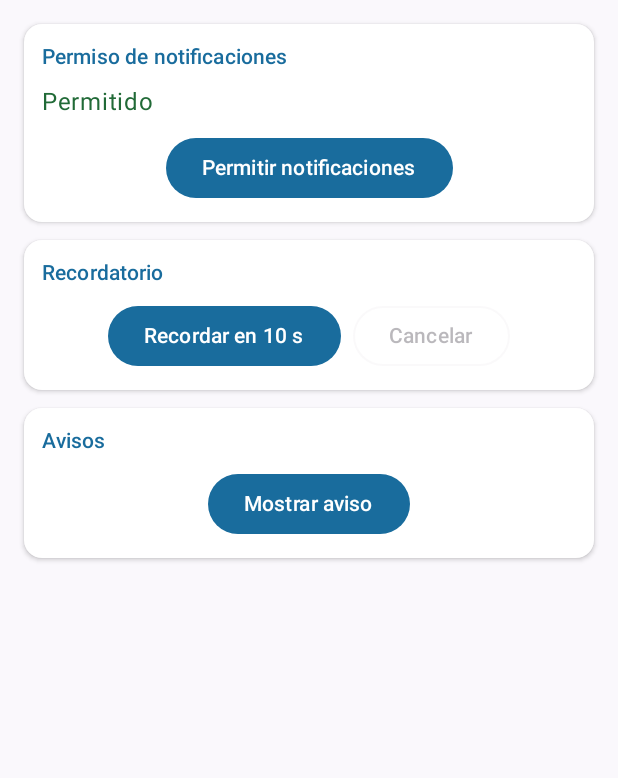
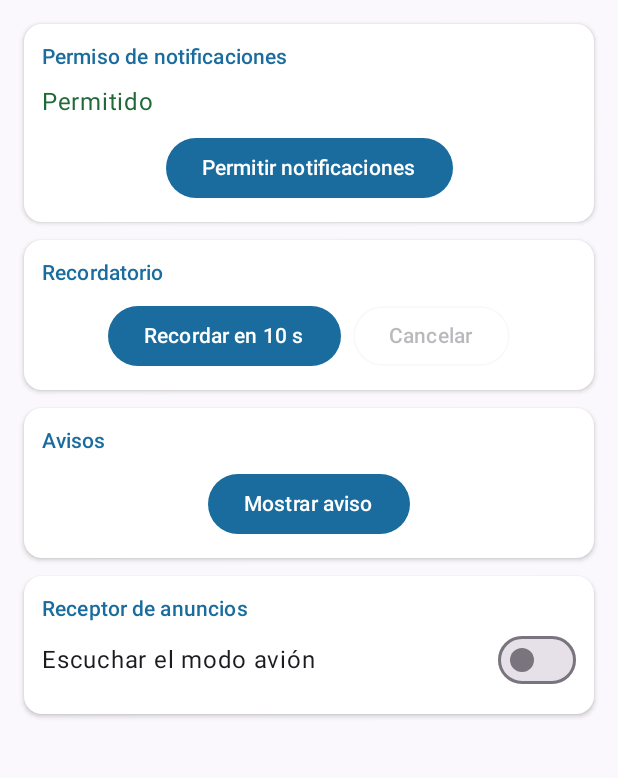
Before and after one commit to angieio/AvisosCampus, an Android app built with Jetpack Compose: the screen it shows after launch (MainActivity), on a phone screen of 412 x 824 dp, the part 96-874 px from its top. Run offline under Robolectric (Android 15) with nearby library versions, the phone set to English and light mode, and no system bars.

Commit message:
feat(receptor): escucha el modo avion con BroadcastReceiver

```diff
--- a/app/src/main/java/com/tecsup/avisoscampus/ui/PantallaAvisos.kt
+++ b/app/src/main/java/com/tecsup/avisoscampus/ui/PantallaAvisos.kt
@@ -1,6 +1,8 @@
 package com.tecsup.avisoscampus.ui
 
 import android.Manifest
+import android.content.Intent
+import android.content.IntentFilter
 import android.os.Build
 import androidx.activity.compose.rememberLauncherForActivityResult
 import androidx.activity.result.contract.ActivityResultContracts
@@ -10,6 +12,8 @@ import androidx.compose.foundation.layout.Row
 import androidx.compose.foundation.layout.fillMaxSize
 import androidx.compose.foundation.layout.fillMaxWidth
 import androidx.compose.foundation.layout.padding
+import androidx.compose.foundation.rememberScrollState
+import androidx.compose.foundation.verticalScroll
 import androidx.compose.material3.Button
 import androidx.compose.material3.Card
 import androidx.compose.material3.CardDefaults
@@ -17,10 +21,12 @@ import androidx.compose.material3.ExperimentalMaterial3Api
 import androidx.compose.material3.MaterialTheme
 import androidx.compose.material3.OutlinedButton
 import androidx.compose.material3.Scaffold
+import androidx.compose.material3.Switch
 import androidx.compose.material3.Text
 import androidx.compose.material3.TopAppBar
 import androidx.compose.material3.TopAppBarDefaults
 import androidx.compose.runtime.Composable
+import androidx.compose.runtime.DisposableEffect
 import androidx.compose.runtime.LaunchedEffect
 import androidx.compose.runtime.collectAsState
 import androidx.compose.runtime.getValue
@@ -31,11 +37,13 @@ import androidx.compose.ui.graphics.Color
 import androidx.compose.ui.platform.LocalContext
 import androidx.compose.ui.res.stringResource
 import androidx.compose.ui.unit.dp
+import androidx.core.content.ContextCompat
 import androidx.lifecycle.viewmodel.compose.viewModel
 import com.tecsup.avisoscampus.R
 import com.tecsup.avisoscampus.data.AvisosRepositoryMemoria
 import com.tecsup.avisoscampus.model.PermisoUi
 import com.tecsup.avisoscampus.notificacion.Notificador
+import com.tecsup.avisoscampus.receiver.ModoAvionReceiver
 import com.tecsup.avisoscampus.viewmodel.AvisosViewModel
 import com.tecsup.avisoscampus.viewmodel.AvisosViewModelFactory
 
@@ -47,6 +55,7 @@ fun PantallaAvisos() {
     val vm: AvisosViewModel = viewModel(factory = fabrica)
     val permiso by vm.permiso.collectAsState()
     val faltan by vm.faltan.collectAsState()
+    val escuchando by vm.escuchandoAvion.collectAsState()
 
     val lanzador = rememberLauncherForActivityResult(
         ActivityResultContracts.RequestPermission()
@@ -67,6 +76,21 @@ fun PantallaAvisos() {
         }
     }
 
+    DisposableEffect(escuchando) {
+        if (escuchando) {
+            val receptor = ModoAvionReceiver { activo -> vm.alCambiarModoAvion(activo) }
+            ContextCompat.registerReceiver(
+                contexto,
+                receptor,
+                IntentFilter(Intent.ACTION_AIRPLANE_MODE_CHANGED),
+                ContextCompat.RECEIVER_NOT_EXPORTED
+            )
+            onDispose { contexto.unregisterReceiver(receptor) }
+        } else {
+            onDispose { }
+        }
+    }
+
     Scaffold(
         modifier = Modifier.fillMaxSize(),
         containerColor = MaterialTheme.colorScheme.background,
@@ -83,6 +107,7 @@ fun PantallaAvisos() {
         Column(
             modifier = Modifier
                 .padding(innerPadding)
+                .verticalScroll(rememberScrollState())
                 .padding(16.dp),
             verticalArrangement = Arrangement.spacedBy(12.dp)
         ) {
@@ -102,6 +127,7 @@ fun PantallaAvisos() {
                 alCancelar = vm::cancelarRecordatorio
             )
             TarjetaAvisos(alMostrarAviso = vm::avisarAhora)
+            TarjetaReceptor(escuchando = escuchando, alCambiar = vm::cambiarEscucha)
         }
     }
 }
@@ -209,3 +235,28 @@ private fun TarjetaAvisos(alMostrarAviso: () -> Unit) {
         }
     }
 }
+
+@Composable
+private fun TarjetaReceptor(escuchando: Boolean, alCambiar: (Boolean) -> Unit) {
+    Card(
+        modifier = Modifier.fillMaxWidth(),
+        colors = CardDefaults.cardColors(containerColor = MaterialTheme.colorScheme.surface),
+        elevation = CardDefaults.cardElevation(defaultElevation = 2.dp)
+    ) {
+        Column(modifier = Modifier.fillMaxWidth().padding(12.dp)) {
+            Text(
+                text = "Receptor de anuncios",
+                color = MaterialTheme.colorScheme.primary,
+                style = MaterialTheme.typography.titleSmall
+            )
+            Row(
+                modifier = Modifier.fillMaxWidth(),
+                verticalAlignment = Alignment.CenterVertically,
+                horizontalArrangement = Arrangement.SpaceBetween
+            ) {
+                Text("Escuchar el modo avión", modifier = Modifier.weight(1f))
+                Switch(checked = escuchando, onCheckedChange = alCambiar)
+            }
+        }
+    }
+}
```
Also changed, not shown: app/src/main/java/com/tecsup/avisoscampus/receiver/ModoAvionReceiver.kt (+14 -0 lines), app/src/main/java/com/tecsup/avisoscampus/viewmodel/AvisosViewModel.kt (+18 -1 lines).
